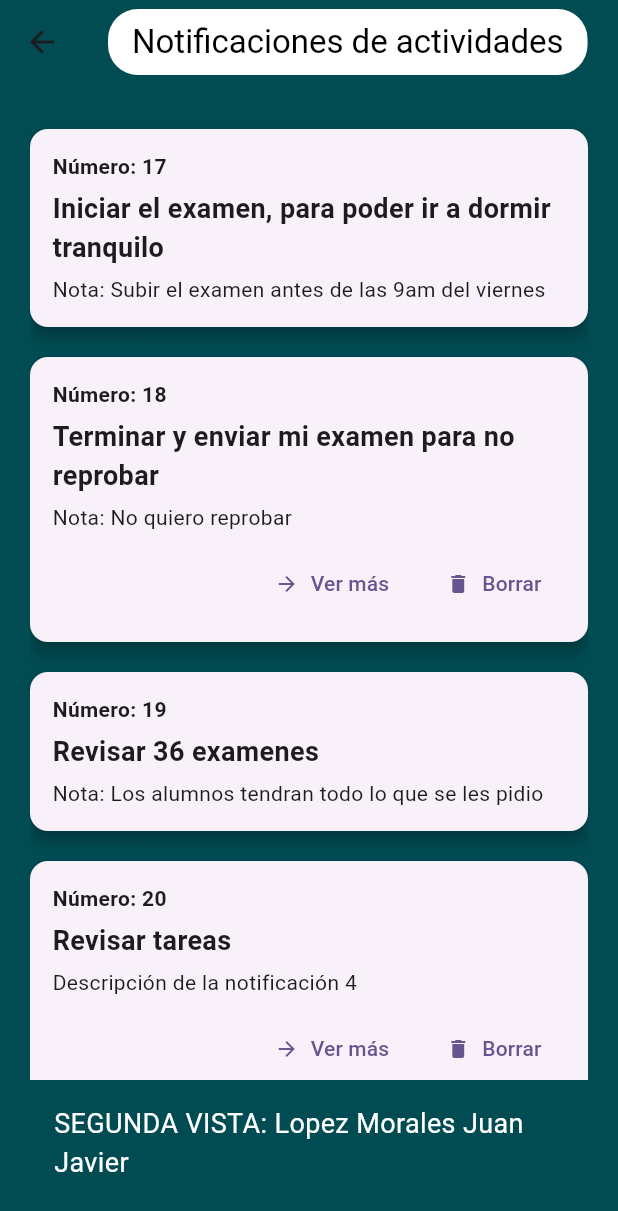
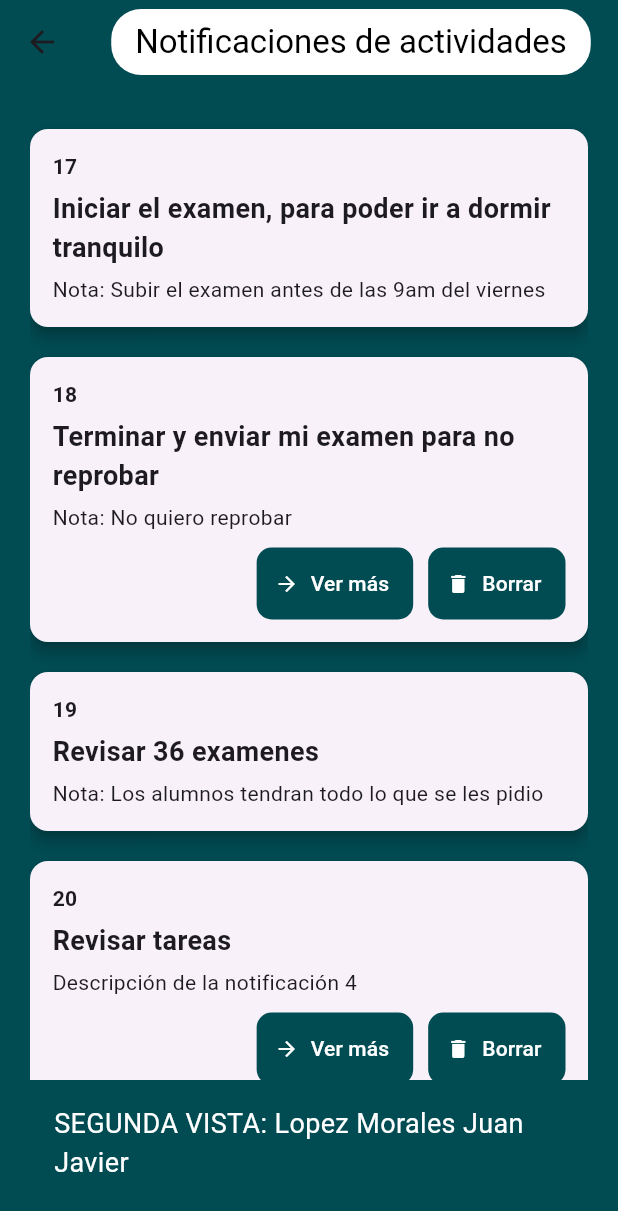
Before and after one commit to Fundamentos-Moviles/examen-i-JJavierLM, a Flutter app: the Home screen opened directly, on a phone screen of 412 x 824 dp. Shown: the top 1211 px of the screen. Run offline on Flutter 3.47's test engine with Material 3 defaults, Android fonts, the light colour scheme and no system bars.

Commit message:
ultimo avance examen

```diff
--- a/lib/home.dart
+++ b/lib/home.dart
@@ -15,7 +15,8 @@ class _HomeState extends State<Home> {
       backgroundColor: const Color(0xFF014B52), // Color de fondo
       appBar: AppBar(
         backgroundColor: Colors.transparent, // Hacer el AppBar transparente
-        title: Container(
+        title: Center( // Centrar el título
+          child: Container(
             decoration: BoxDecoration(
               color: Colors.white, // Fondo blanco para el rectángulo
               borderRadius: BorderRadius.circular(20), // Bordes redondeados
@@ -24,6 +25,7 @@ class _HomeState extends State<Home> {
             child: const Text(
               "Notificaciones de actividades",
               style: TextStyle(color: Colors.black), // Texto negro
+            ),
           ),
         ),
       ),
@@ -48,7 +50,6 @@ class _HomeState extends State<Home> {
                 },
               ),
             ),
-
             Padding(
               padding: const EdgeInsets.all(16.0),
               child: Container(
@@ -74,7 +75,7 @@ class _HomeState extends State<Home> {
         child: Column(
           crossAxisAlignment: CrossAxisAlignment.start,
           children: [
-            Text("Número: $numero", style: const TextStyle(fontWeight: FontWeight.bold)),
+            Text("$numero", style: const TextStyle(fontWeight: FontWeight.bold)),
             SizedBox(height: 5),
             Text(titulo, style: const TextStyle(fontWeight: FontWeight.bold, fontSize: 18)),
             SizedBox(height: 5),
@@ -84,20 +85,32 @@ class _HomeState extends State<Home> {
               Row(
                 mainAxisAlignment: MainAxisAlignment.end,
                 children: [
-                  TextButton.icon(
+                  Container(
+                    decoration: BoxDecoration(
+                      color: const Color(0xFF014B52), // Color del rectángulo
+                      borderRadius: BorderRadius.circular(10), // Bordes redondeados
+                    ),
+                    child: TextButton.icon(
                       onPressed: () {
                         print("Ver más ID: $id");
                       },
-                    icon: const Icon(Icons.arrow_forward, size: 16),
-                    label: const Text("Ver más"),
+                      icon: const Icon(Icons.arrow_forward, size: 16, color: Colors.white),
+                      label: const Text("Ver más", style: TextStyle(color: Colors.white)),
+                    ),
                   ),
                   SizedBox(width: 10),
-                  TextButton.icon(
+                  Container(
+                    decoration: BoxDecoration(
+                      color: const Color(0xFF014B52), // Color del rectángulo
+                      borderRadius: BorderRadius.circular(10), // Bordes redondeados
+                    ),
+                    child: TextButton.icon(
                       onPressed: () {
                         print("Borrar ID: $id");
                       },
-                    icon: const Icon(Icons.delete, size: 16),
-                    label: const Text("Borrar"),
+                      icon: const Icon(Icons.delete, size: 16, color: Colors.white),
+                      label: const Text("Borrar", style: TextStyle(color: Colors.white)),
+                    ),
                   ),
                 ],
               ),
--- a/lib/login.dart
+++ b/lib/login.dart
@@ -156,7 +156,7 @@ class _loginState extends State<Login> {
       duration: Duration(seconds: duracion),
       action: SnackBarAction(
         onPressed: () {},
-        label: 'Cerrar',
+       label: 'Cerrar',
       ),
     );
 
--- a/lib/main.dart
+++ b/lib/main.dart
@@ -20,7 +20,8 @@
         colorScheme: ColorScheme.fromSeed(seedColor: Colors.deepPurple),
         useMaterial3: true,
       ),
-      home: const Home(),
+      //home: const Home(),
+       home: const Login(),
     );
   }
 }
```
Lines whose indentation alone changed are shown as unchanged.
